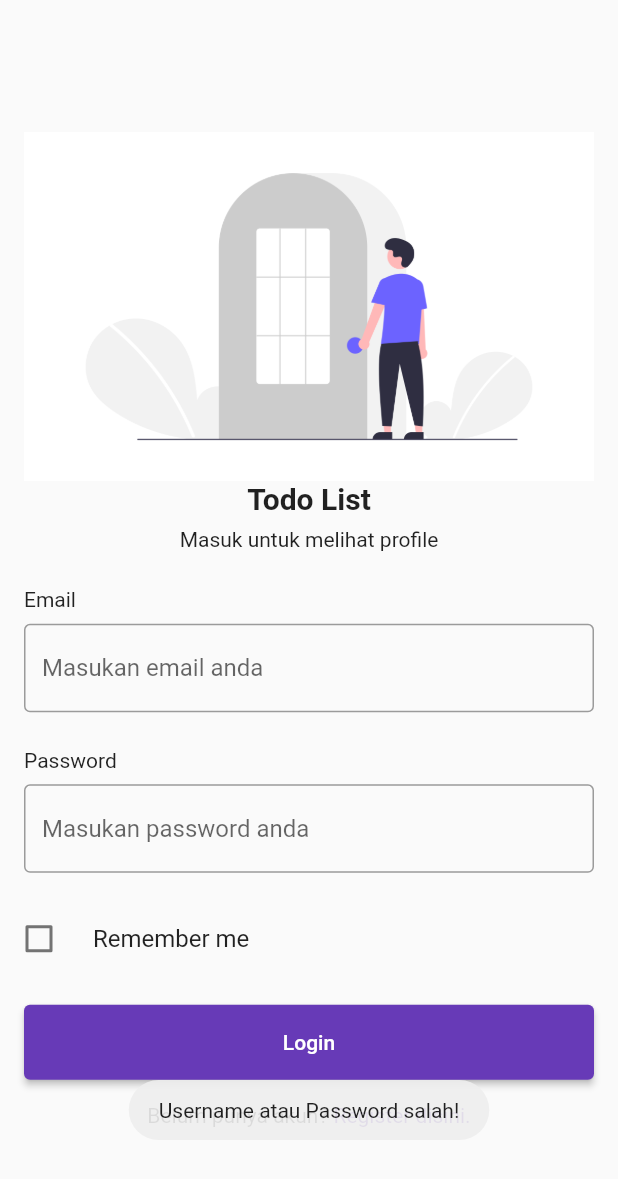
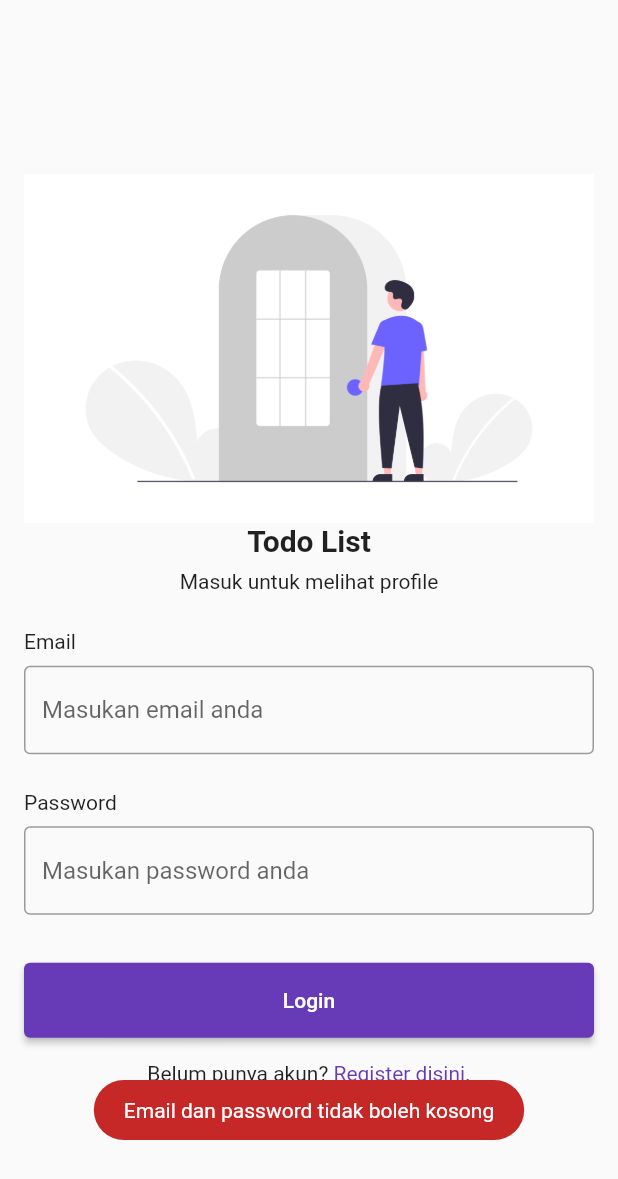
Before and after one commit to mrreydev/todo-mobile-app, a Flutter app: the screen it shows after launch, after a tap on "Login", on a phone screen of 412 x 824 dp. Shown: the top 1179 px of the screen. Run offline on Flutter 3.47's test engine with Material 2 defaults, Android fonts, the phone set to English and light mode, and no system bars; our stand-ins replace flutter_dotenv, fluttertoast, shared_preferences.

Commit message:
feat: implement login

```diff
--- /dev/null
+++ b/lib/helper.dart
@@ -0,0 +1,13 @@
+import 'package:shared_preferences/shared_preferences.dart';
+
+class Helper {
+  getToken() async {
+    SharedPreferences pref = await SharedPreferences.getInstance();
+
+    if (!pref.containsKey('token')) {
+      return null;
+    }
+
+    return pref.getString('token')!;
+  }
+}
--- a/lib/main.dart
+++ b/lib/main.dart
@@ -1,10 +1,12 @@
 import 'package:flutter/material.dart';
+import 'package:flutter_dotenv/flutter_dotenv.dart';
 import 'package:new_todo_app/pages/home_base_page.dart';
 import 'package:new_todo_app/pages/login_page.dart';
 import 'package:new_todo_app/pages/register_page.dart';
 import 'package:new_todo_app/pages/todo/add_todo_page.dart';
 
-void main() {
+void main() async {
+  await dotenv.load(fileName: "assets/.env");
   runApp(MaterialApp(
     initialRoute: '/',
     onGenerateRoute: ((RouteSettings settings) {
--- /dev/null
+++ b/lib/model/user_model.dart
@@ -0,0 +1,49 @@
+// To parse this JSON data, do
+//
+//     final userModel = userModelFromJson(jsonString);
+
+import 'dart:convert';
+
+UserModel userModelFromJson(String str) => UserModel.fromJson(json.decode(str));
+
+String userModelToJson(UserModel data) => json.encode(data.toJson());
+
+class UserModel {
+  int id;
+  String name;
+  String phone;
+  String email;
+  String role;
+  DateTime createdAt;
+  dynamic updatedAt;
+
+  UserModel({
+    required this.id,
+    required this.name,
+    required this.phone,
+    required this.email,
+    required this.role,
+    required this.createdAt,
+    this.updatedAt,
+  });
+
+  factory UserModel.fromJson(Map<String, dynamic> json) => UserModel(
+        id: json["id"],
+        name: json["name"],
+        phone: json["phone"],
+        email: json["email"],
+        role: json["role"],
+        createdAt: DateTime.parse(json["created_at"]),
+        updatedAt: json["updated_at"],
+      );
+
+  Map<String, dynamic> toJson() => {
+        "id": id,
+        "name": name,
+        "phone": phone,
+        "email": email,
+        "role": role,
+        "created_at": createdAt.toIso8601String(),
+        "updated_at": updatedAt,
+      };
+}
--- a/lib/pages/login_page.dart
+++ b/lib/pages/login_page.dart
@@ -3,7 +3,13 @@ import 'dart:convert';
 
 import 'package:flutter/material.dart';
 import 'package:fluttertoast/fluttertoast.dart';
+import 'package:new_todo_app/model/user_model.dart';
 import 'package:shared_preferences/shared_preferences.dart';
+
+import 'package:new_todo_app/view_model/user_view_model.dart';
+import 'package:new_todo_app/model/user_token_model.dart';
+
+import 'package:new_todo_app/helper.dart';
 
 class LoginPage extends StatefulWidget {
   const LoginPage({super.key});
@@ -15,7 +21,6 @@ class LoginPage extends StatefulWidget {
 class _LoginPageState extends State<LoginPage> {
   String email = "";
   String password = "";
-  bool? rememberMe = false;
 
   void _changeEmail(value) {
     this.setState(() {
@@ -29,25 +34,135 @@ class _LoginPageState extends State<LoginPage> {
     });
   }
 
-  void _changeRememberMe(value) {
-    this.setState(() {
-      rememberMe = value;
-    });
+  showLoaderDialog(BuildContext context, int period) {
+    AlertDialog alert = AlertDialog(
+      content: Row(
+        children: [
+          const CircularProgressIndicator(),
+          Container(
+            margin: const EdgeInsets.only(left: 7),
+            child: const Text("Loading..."),
+          )
+        ],
+      ),
+    );
+
+    late Timer _timer;
+
+    showDialog(
+        barrierDismissible: false,
+        context: context,
+        builder: (BuildContext context) {
+          _timer = Timer(Duration(seconds: period), () {
+            Navigator.of(context).pop();
+          });
+
+          return alert;
+        }).then(
+      (value) {
+        if (_timer.isActive) {
+          _timer.cancel();
+        }
+      },
+    );
   }
 
-  void simpleLogin() {
-    if (email == 'admin' && password == 'admin') {
-      Navigator.pushNamed(context, '/homepage');
-    } else {
+  void loginToSystem() async {
+    if ((email == "") || (password == "")) {
       Fluttertoast.showToast(
-          msg: 'Username atau Password salah!',
-          toastLength: Toast.LENGTH_SHORT);
+          msg: "Email dan password tidak boleh kosong",
+          toastLength: Toast.LENGTH_SHORT,
+          backgroundColor: Colors.red[800],
+          textColor: Colors.white);
+
+      return;
+    }
+
+    showLoaderDialog(context, 30);
+    var respToken = null;
+
+    try {
+      respToken = await UserViewModel().login(email, password);
+    } catch (error) {
+      print("error login $error");
+      return;
+    }
+
+    if (respToken == null) {
+      Fluttertoast.showToast(
+          msg: "Email atau password salah, mohon periksa kembali.",
+          toastLength: Toast.LENGTH_SHORT,
+          backgroundColor: Colors.red[800],
+          textColor: Colors.white);
+
+      return;
+    }
+
+    saveToken(respToken);
+
+    var respUser = null;
+
+    try {
+      respUser = await UserViewModel().loggedInUser();
+    } catch (error) {
+      print("error getLoggedIn $error");
+    }
+
+    if (respUser == null) {
+      Fluttertoast.showToast(
+          msg: "Login gagal, harap coba kembali.",
+          toastLength: Toast.LENGTH_SHORT,
+          backgroundColor: Colors.red[800],
+          textColor: Colors.white);
+
+      return;
+    }
+
+    saveUser(respUser);
+
+    Navigator.pushNamed((context), '/homepage');
+  }
+
+  void saveToken(String token) async {
+    SharedPreferences pref = await SharedPreferences.getInstance();
+    if (pref.containsKey('token')) {
+      pref.clear();
+    }
+    pref.setString('token', token);
+  }
+
+  void saveUser(UserModel user) async {
+    SharedPreferences pref = await SharedPreferences.getInstance();
+    if (pref.containsKey('userInfo')) {
+      pref.clear();
+    }
+    pref.setString('userInfo', jsonEncode(user.toJson()));
+  }
+
+  void toRegister() {
+    Navigator.pushNamed(context, '/register');
+  }
+
+  checkLoggedIn() async {
+    var token = Helper().getToken();
+
+    if (token != null) {
+      try {
+        final respUser = await UserViewModel().loggedInUser();
+
+        if (respUser != null) {
+          Navigator.of(context).pop();
+          Navigator.pushNamed((context), '/homepage');
+        }
+      } catch (error) {
+        print("error $error");
+      }
     }
   }
 
-  void toRegister() {
-    // Navigator.of(context).pop();
-    Navigator.pushNamed(context, '/register');
+  void initState() {
+    super.initState();
+    checkLoggedIn();
   }
 
   @override
@@ -120,18 +235,6 @@ class _LoginPageState extends State<LoginPage> {
                       ],
                     ),
                   ),
-                  CheckboxListTile(
-                    controlAffinity: ListTileControlAffinity.leading,
-                    title: const Text('Remember me'),
-                    activeColor: Colors.deepPurple[600],
-                    contentPadding: EdgeInsets.symmetric(horizontal: 6),
-                    value: rememberMe,
-                    onChanged: (bool? value) {
-                      setState(() {
-                        rememberMe = value;
-                      });
-                    },
-                  ),
                   Padding(
                     padding: EdgeInsets.all(16),
                     child: ElevatedButton(
@@ -141,8 +244,7 @@ class _LoginPageState extends State<LoginPage> {
                           minimumSize: const Size.fromHeight(50),
                         ),
                         onPressed: () {
-                          // loginToSystem();
-                          simpleLogin();
+                          loginToSystem();
                         },
                         child: const Text('Login')),
                   ),
--- /dev/null
+++ b/lib/view_model/user_view_model.dart
@@ -0,0 +1,101 @@
+import 'dart:convert';
+
+import 'package:http/http.dart' as http;
+import 'package:new_todo_app/model/user_model.dart';
+import 'package:new_todo_app/helper.dart';
+
+import 'package:flutter_dotenv/flutter_dotenv.dart';
+import 'package:shared_preferences/shared_preferences.dart';
+
+class UserViewModel {
+  /**
+   * Login User
+   */
+  Future login(String email, String password) async {
+    Map data = {"email": email, "password": password};
+
+    try {
+      String? url = dotenv.env['BASE_URL'];
+      http.Response resp = await http.post(Uri.parse(url! + '/auth/login'),
+          headers: {
+            "Accept": "application/json",
+            "Content-Type": "application/json"
+          },
+          body: jsonEncode(data));
+      if (resp.statusCode == 200) {
+        final parsedJson = jsonDecode(resp.body);
+        final data = parsedJson['data']['token'];
+        return data;
+      } else {
+        return null;
+      }
+    } catch (e) {
+      print("error login: $e");
+      return null;
+    }
+  }
+
+  /**
+   * Register User
+   */
+  Future register(String name, String phone, String email, String password,
+      String confirmPassword) async {
+    Map data = {
+      "name": name,
+      "phone": phone,
+      "email": email,
+      "password": password,
+      "confirmPassword": confirmPassword,
+      "role": "general"
+    };
+
+    try {
+      String? url = dotenv.env['BASE_URL'];
+      http.Response resp = await http.post(Uri.parse(url! + '/auth/register'),
+          headers: {"Accept": "application/json"}, body: json.encode(data));
+
+      if (resp.statusCode == 201) {
+        final parsedJson = jsonDecode(resp.body);
+        final data = parsedJson['message'];
+        return data;
+      } else {
+        return false;
+      }
+    } catch (e) {
+      print("error register: $e");
+      return null;
+    }
+  }
+
+  /**
+   * Get LoggedIn User
+   */
+  Future loggedInUser() async {
+    final token = await Helper().getToken();
+
+    if (token == null) {
+      return null;
+    }
+
+    try {
+      String? url = dotenv.env['BASE_URL'];
+      http.Response resp =
+          await http.get(Uri.parse(url! + '/auth/users'), headers: {
+        "Accept": "application/json",
+        "Content-Type": "application/json",
+        "Authorization": "Bearer " + token
+      });
+
+      if (resp.statusCode == 200) {
+        final parsedJson = jsonDecode(resp.body);
+        final data = userModelFromJson(jsonEncode(parsedJson['data']));
+        return data;
+      } else {
+        return null;
+      }
+    } catch (e) {
+      print("error register: $e");
+      return null;
+    }
+  }
+}
--- a/pubspec.yaml
+++ b/pubspec.yaml
@@ -37,6 +37,8 @@ dependencies:
   cupertino_icons: ^1.0.2
   fluttertoast: ^8.2.2
   shared_preferences: ^2.2.0
+  flutter_dotenv: ^5.1.0
+  http: ^0.13.6
 
 dev_dependencies:
   flutter_test:
@@ -63,6 +65,7 @@ flutter:
   # To add assets to your application, add an assets section, like this:
   assets:
     - assets/images/login.png
+    - assets/.env
   #   - images/a_dot_ham.jpeg
 
   # An image asset can refer to one or more resolution-specific "variants", see
```
Also changed, not shown: lib/model/user_token_model.dart (added, +34 -0 lines), pubspec.lock, 2 other files.
